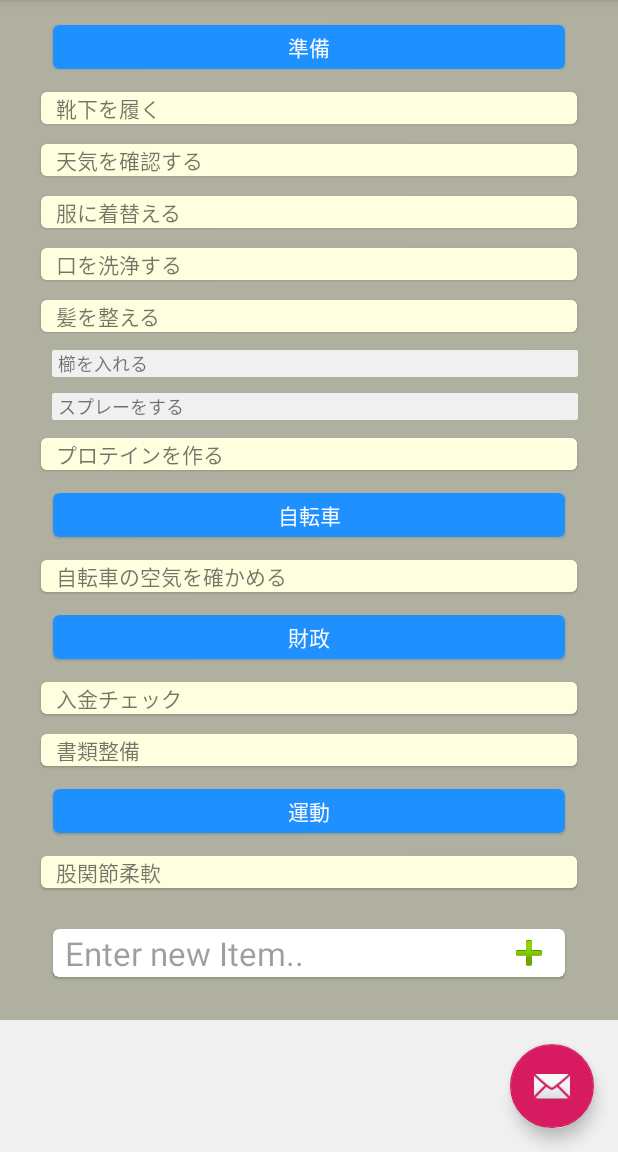
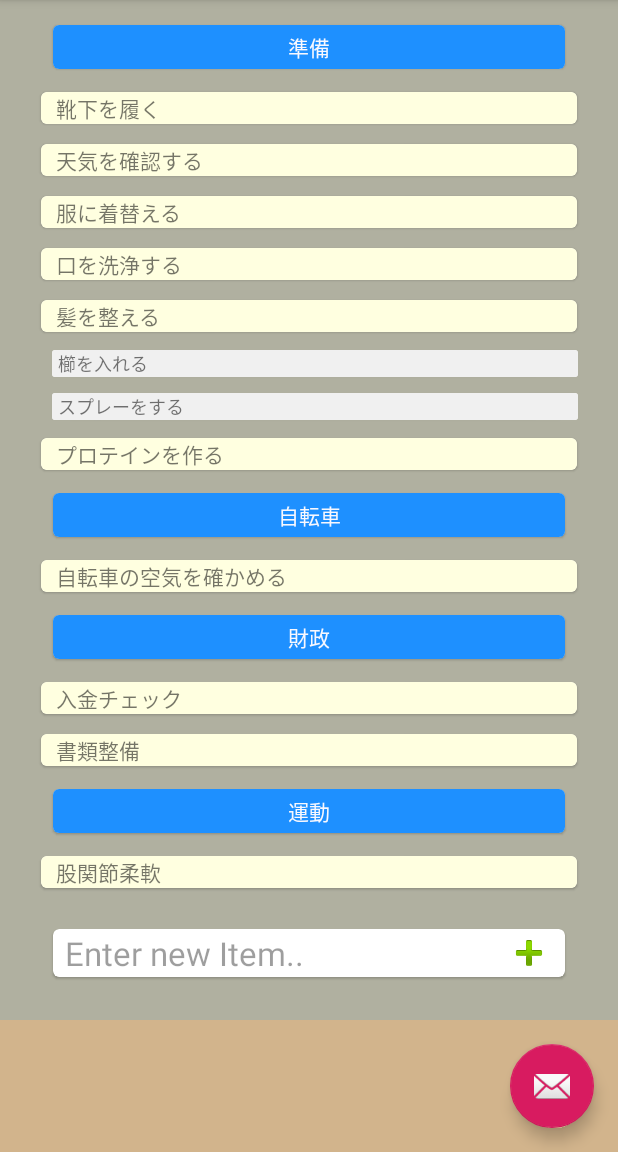
Before and after one commit to TERA630/VoiceSimpleToDo, an Android app: the screen it shows after launch (MainActivity), on a phone screen of 412 x 824 dp, the part 84-1236 px from its top. Run offline under Robolectric (Android 15) with nearby library versions, the phone set to English and light mode, and no system bars; our stand-ins replace Room's generated code.

Commit message:
Before voice..

```diff
--- a/app/src/main/kotlin/DetailFragment.kt
+++ b/app/src/main/kotlin/DetailFragment.kt
@@ -41,7 +41,7 @@ class DetailFragment : Fragment() {
         detail_title.setText(item.title)
         val arrayAdapter = ArrayAdapter<String>(this.context!!,android.R.layout.simple_list_item_1)
         arrayAdapter.addAll(vModel.tagSet)
-
+        detail_tag.setText(item.tag)
         detail_tag.setAdapter(arrayAdapter)
         detail_description.setText(item.description)
         makeSpinner()
--- a/app/src/main/kotlin/HierarchicalAdaptor.kt
+++ b/app/src/main/kotlin/HierarchicalAdaptor.kt
@@ -9,8 +9,8 @@ import android.widget.TextView
 import androidx.recyclerview.widget.DiffUtil
 import androidx.recyclerview.widget.ItemTouchHelper
 import androidx.recyclerview.widget.RecyclerView
+import kotlinx.android.synthetic.main.item_card.view.*
 import kotlinx.android.synthetic.main.list_footer.view.*
-import kotlinx.android.synthetic.main.simplerow.view.*
 
 class HierarchicalAdaptor(private val vModel:MainViewModel):RecyclerView.Adapter<RecyclerView.ViewHolder>(){
     // Local Const
@@ -55,7 +55,7 @@ class HierarchicalAdaptor(private val vModel:MainViewModel):RecyclerView.Adapter
 
         when (viewType) {
             cParent -> {
-                val itemView = layoutInflater.inflate(R.layout.simplerow, parent, false)
+                val itemView = layoutInflater.inflate(R.layout.item_card, parent, false)
                 return ViewHolderOfCell(itemView)
             } // アイテム表示　(0～アイテムの個数)　編集可能TextView
             cChild->{
--- a/app/src/main/res/layout/activity_main.xml
+++ b/app/src/main/res/layout/activity_main.xml
@@ -7,6 +7,7 @@
 
     <com.google.android.material.appbar.AppBarLayout
         android:layout_width="match_parent" android:layout_height="wrap_content"
+        android:background="@color/colorSlightShadow"
         android:theme="@style/AppTheme.AppBarOverlay">
 
         <androidx.appcompat.widget.Toolbar
@@ -22,7 +23,7 @@
         android:layout_width="match_parent" android:layout_height="match_parent"
         android:orientation="vertical"
         app:layout_behavior="@string/appbar_scrolling_view_behavior"
-        android:background="@color/colorSlightShadow"
+        android:background="@color/colorTan"
         />
 
     <com.google.android.material.floatingactionbutton.FloatingActionButton
--- a/build.gradle
+++ b/build.gradle
@@ -3,11 +3,12 @@
 buildscript {
     ext.coroutine_version = '1.3.0-RC2'
     ext.grpc_version = '1.23.0'
-    ext.lifecycle_version = '2.2.0-alpha05'
+    ext.lifecycle_version = '2.2.0-beta01'
     ext.kotlin_version = '1.3.50'
     ext.koin_version = '2.0.1'
-    ext.room_version = '2.2.0-rc01'
+    ext.room_version = '2.2.0'
     ext.support_version = '28.0.0'
+    ext.work_version='2.2.0'
     repositories {
         google()
         jcenter()
```
Also changed, not shown: app/build.gradle (+5 -3 lines), app/src/main/kotlin/ConvidenceWorker.kt (added, +19 -0 lines), app/src/main/res/layout/item_card.xml (renamed from app/src/main/res/layout/simplerow.xml).
